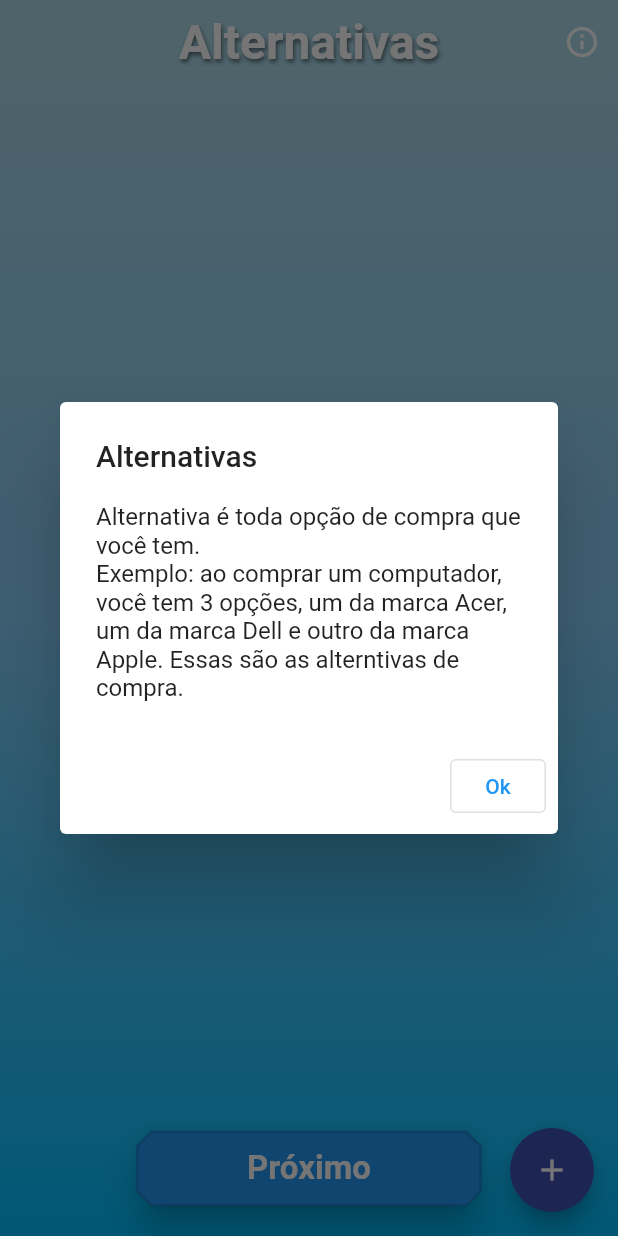
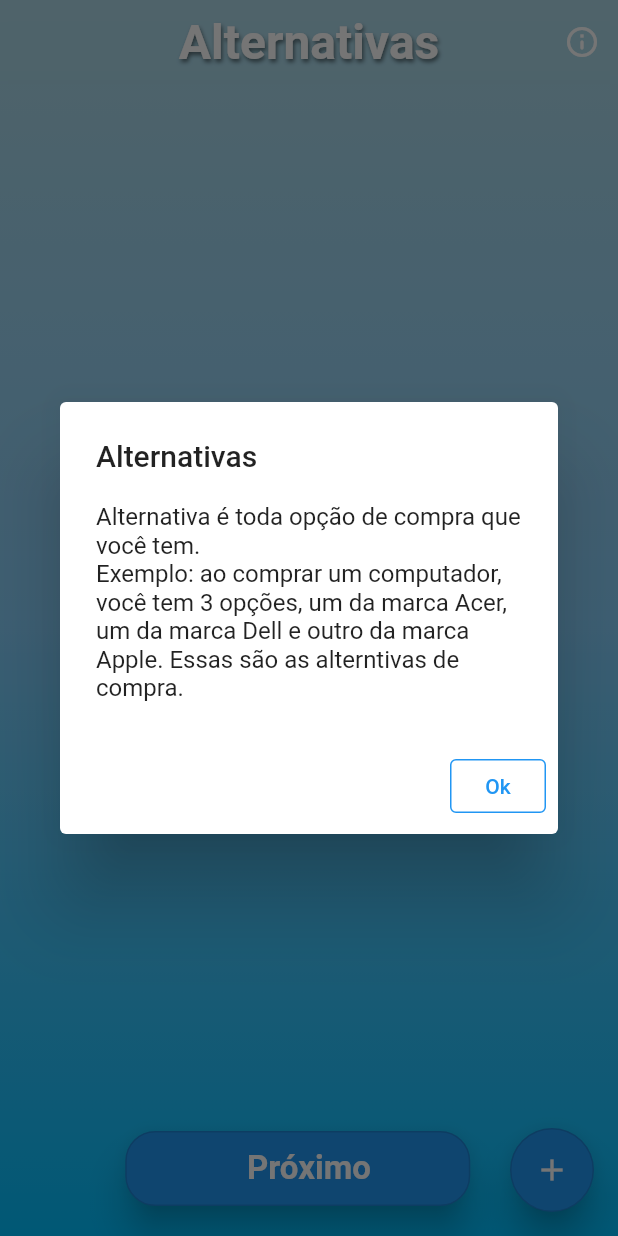
Before and after one commit to wesley-marcos/fetinTest, a Flutter app: the screen it shows after launch, after a tap on the "info outline" icon, on a phone screen of 412 x 824 dp. Run offline on Flutter 3.47's test engine with Material 2 defaults, Android fonts, the phone set to English and light mode, and no system bars; our stand-ins replace google_fonts; missing offline and left inert: dart:ffi.

Commit message:
Atulização da tela

```diff
--- a/lib/alternatives_input.dart
+++ b/lib/alternatives_input.dart
@@ -27,9 +27,6 @@ class _InputAlternativesState extends State<InputAlternatives> {
   @override
   Widget build(BuildContext context) {
     return Scaffold(
-      body: Consumer<Criteria>(
-        builder: (BuildContext context, Criteria list, Widget? widget) {
-          return Scaffold(
       extendBodyBehindAppBar: true,
       appBar: AppBar(
         actions: [
@@ -49,6 +46,9 @@ class _InputAlternativesState extends State<InputAlternatives> {
                         "alterntivas de compra."),
                     actions: [
                       OutlinedButton(
+                        style: ButtonStyle(
+                            side: MaterialStateProperty.all<BorderSide>(
+                                const BorderSide(color: Colors.blue))),
                         child: const Text('Ok'),
                         onPressed: () {
                           Navigator.pop(context);
@@ -86,6 +86,9 @@ class _InputAlternativesState extends State<InputAlternatives> {
           ),
         ),
       ),
+      body: Consumer<Criteria>(
+        builder: (BuildContext context, Criteria list, Widget? widget) {
+          return Scaffold(
             body: Container(
               decoration: const BoxDecoration(
                 gradient: LinearGradient(
@@ -104,13 +107,16 @@ class _InputAlternativesState extends State<InputAlternatives> {
                     child: ListView.builder(
                       itemCount: list.alternativeNames.length,
                       itemBuilder: (context, index) {
+                        final color = index % 2 == 0
+                            ? AppColors.deepSkyBlue.withOpacity(0.5)
+                            : Colors.white.withOpacity(0.8);
                         return Dismissible(
                           key: UniqueKey(),
                           background: Container(color: Colors.red),
                           child: Container(
                             margin: const EdgeInsets.all(10.0),
                             decoration: BoxDecoration(
-                              color: AppColors.deepSkyBlue,
+                              color: color,
                               borderRadius: BorderRadius.circular(20),
                             ),
                             child: ListTile(
@@ -134,17 +140,17 @@ class _InputAlternativesState extends State<InputAlternatives> {
                     height: 20,
                   ),
                   Padding(
-                    padding:
-                        const EdgeInsets.only(bottom: 20.0, left: 8, right: 8),
+                    padding: const EdgeInsets.only(
+                        bottom: 20.0, left: 20, right: 35),
                     child: ElevatedButton(
                       style: ElevatedButton.styleFrom(
                         backgroundColor: Colors.blue,
                         elevation: 10,
                         fixedSize: const Size(230, 50),
                         side: const BorderSide(color: Colors.black12),
-                        shape: BeveledRectangleBorder(
-                          borderRadius: BorderRadius.circular(10),
-                        ),
+                        shape: const RoundedRectangleBorder(
+                            borderRadius: BorderRadiusDirectional.all(
+                                Radius.circular(20))),
                       ),
                       onPressed: () {
                         Navigator.push(
@@ -152,12 +158,15 @@ class _InputAlternativesState extends State<InputAlternatives> {
                           MaterialPageRoute(builder: (context) => const Home()),
                         );
                       },
-                      child: const Text(
+                      child: const Padding(
+                        padding: EdgeInsets.only(left: 15.0),
+                        child: Text(
                           "Próximo",
                           style: TextStyle(
                             fontSize: 22,
                             color: Colors.white,
                             fontWeight: FontWeight.bold,
+                          ),
                         ),
                       ),
                     ),
@@ -169,12 +178,19 @@ class _InputAlternativesState extends State<InputAlternatives> {
         },
       ),
       floatingActionButton: FloatingActionButton(
-        backgroundColor: Colors.indigo,
+        elevation: 10,
+        backgroundColor: Colors.blue,
         onPressed: () {
           createInputAlt(context);
           increment();
         },
         tooltip: 'Add Criterion',
+        shape: RoundedRectangleBorder(
+          // Define a forma do botão
+          borderRadius:
+              BorderRadius.circular(35.0), // Define o raio do canto do botão
+          side: const BorderSide(color: Colors.black12), // Define o contorno
+        ),
         child: const Icon(Icons.add),
       ),
     );
```
Lines whose indentation alone changed are shown as unchanged.
